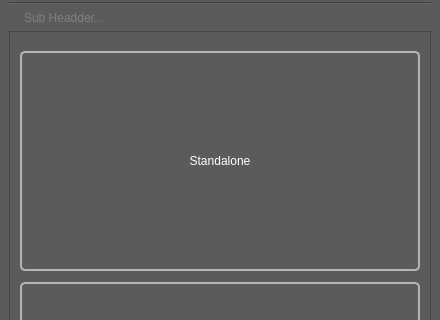
Above: gui/main.ui from otmbneto/BirdoApp before the change; both pictures show x 0 to 440 and y 141 to 461 of the 440 by 768 pixel window. Below: the same form after it.
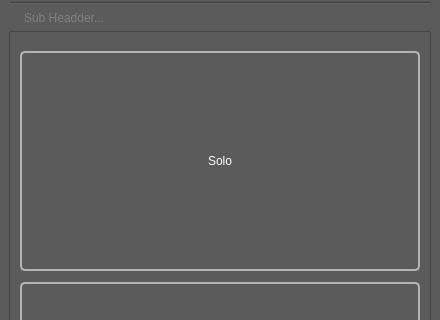
That is the form after the change.

Commit message: modifiquei o nome do modo STANDALONE para SOLO e o plugin OPEN SCENE para ABRIR CENA

Diff of the .ui file:
```diff
--- a/gui/main.ui
+++ b/gui/main.ui
@@ -244,7 +244,7 @@
             <string notr="true">color:white;</string>
            </property>
            <property name="text">
-            <string>Standalone</string>
+            <string>Solo</string>
            </property>
           </widget>
           <widget class="QPushButton" name="loadStudioBtn">
```
Left out of the diff: 2 changed lines with no effect on the pictures. The commit also changes 5 other files.
